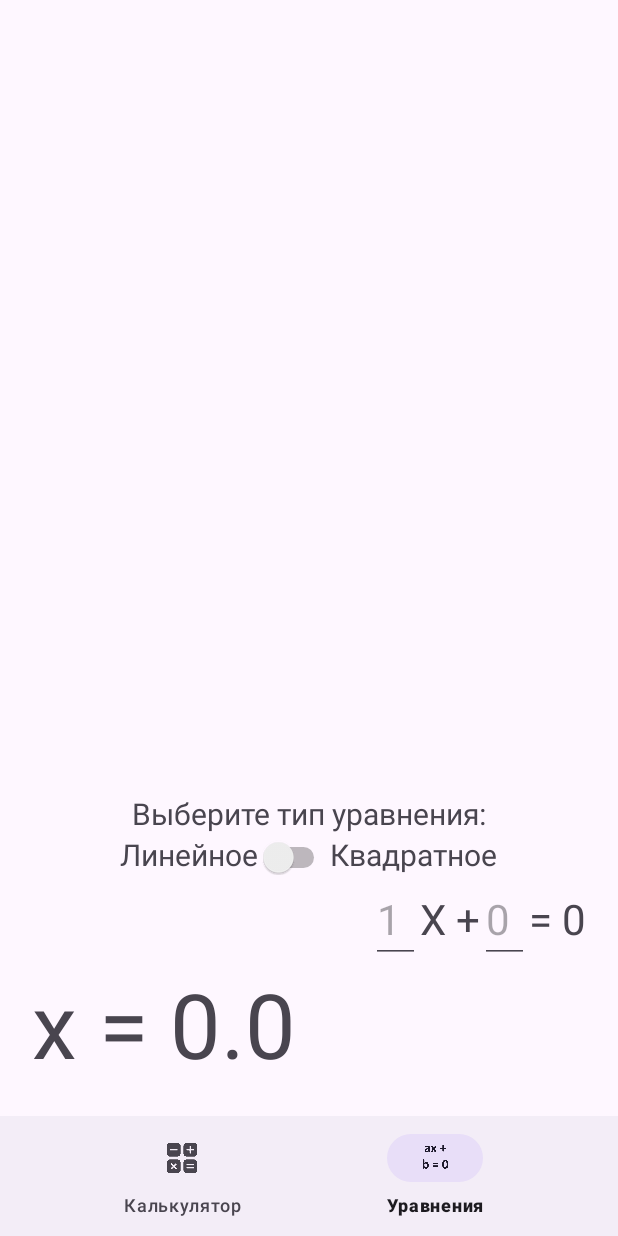
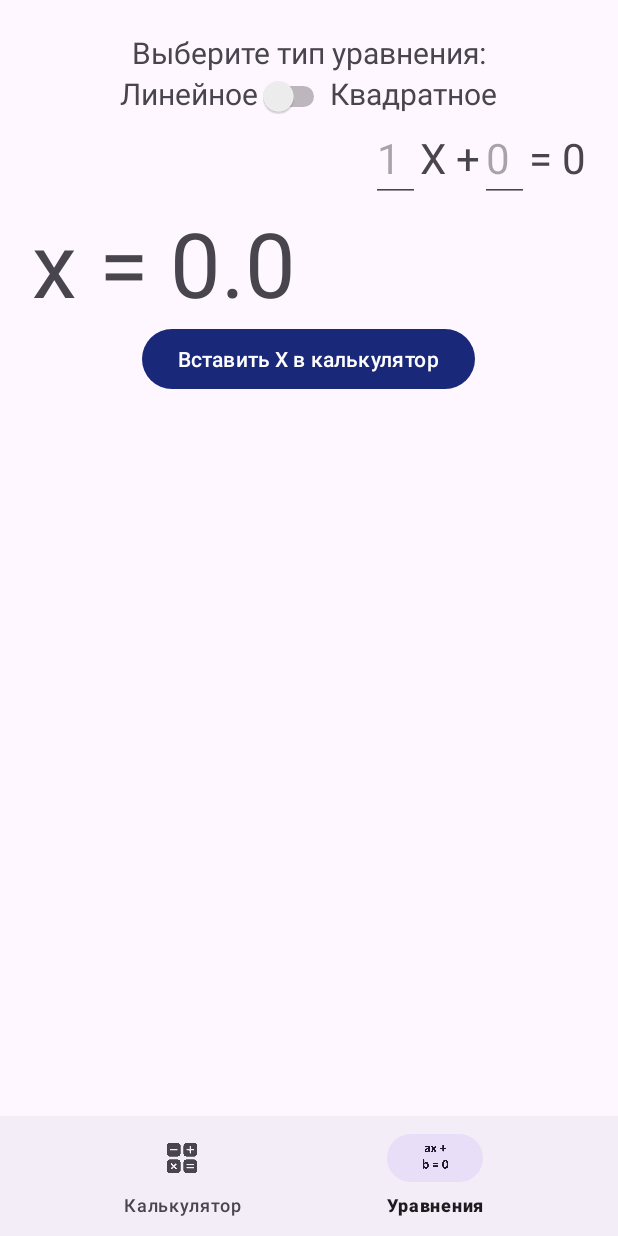
Before and after one commit to MAV-Studio-224/EngineeringCalculator, an Android app: the EquationsFragment screen opened through its navigation route, on a phone screen of 412 x 824 dp. Run offline under Robolectric (Android 15) with nearby library versions, the phone set to English and light mode, and no system bars; our stand-ins replace data binding, navigation-ui.

Commit message:
Engineering Calculator 2.1 Изменения: -Добавилась возможность вставить корень уравнения в калькулятор с помощью Safe Args -Мелкие исправления в работе калькулятора

```diff
--- a/app/src/main/java/com/hfad/engineeringcalculator/CalculatorFragment.kt
+++ b/app/src/main/java/com/hfad/engineeringcalculator/CalculatorFragment.kt
@@ -23,6 +23,10 @@ class CalculatorFragment : Fragment() {
 
         viewModel = ViewModelProvider(this)[CalculatorViewModel::class.java]
 
+        try {
+            viewModel.addAll(CalculatorFragmentArgs.fromBundle(requireArguments()).number.toString())
+        } catch (_: Exception) {}
+
         binding.viewModel = viewModel
         binding.lifecycleOwner = viewLifecycleOwner
 
--- a/app/src/main/java/com/hfad/engineeringcalculator/EquationsFragment.kt
+++ b/app/src/main/java/com/hfad/engineeringcalculator/EquationsFragment.kt
@@ -65,6 +65,44 @@ class EquationsFragment : Fragment() {
         viewModel.x.observe(viewLifecycleOwner) { newValue ->
             binding.xEquals.text = newValue.toString()
         }
+        viewModel.roots.observe(viewLifecycleOwner) { newValue ->
+            when (newValue) {
+                2 -> {
+                    binding.paste0.visibility = View.GONE
+                    binding.paste1.visibility = View.VISIBLE
+                    binding.paste2.visibility = View.VISIBLE
+                }
+                1 -> {
+                    binding.paste0.visibility = View.VISIBLE
+                    binding.paste1.visibility = View.GONE
+                    binding.paste2.visibility = View.GONE
+                }
+                else -> {
+                    binding.paste0.visibility = View.GONE
+                    binding.paste1.visibility = View.GONE
+                    binding.paste2.visibility = View.GONE
+                }
+            }
+        }
+
+        binding.paste0.setOnClickListener {
+            val action = EquationsFragmentDirections.actionEquationsFragmentToCalculatorFragment(
+                viewModel.x0.toFloat()
+            )
+            view.findNavController().navigate(action)
+        }
+        binding.paste1.setOnClickListener {
+            val action = EquationsFragmentDirections.actionEquationsFragmentToCalculatorFragment(
+                viewModel.x1.toFloat()
+            )
+            view.findNavController().navigate(action)
+        }
+        binding.paste2.setOnClickListener {
+            val action = EquationsFragmentDirections.actionEquationsFragmentToCalculatorFragment(
+                viewModel.x2.toFloat()
+            )
+            view.findNavController().navigate(action)
+        }
 
         return view
     }
--- a/app/src/main/java/com/hfad/engineeringcalculator/EquationsFragmentViewModel.kt
+++ b/app/src/main/java/com/hfad/engineeringcalculator/EquationsFragmentViewModel.kt
@@ -17,30 +17,42 @@ class EquationsFragmentViewModel: ViewModel() {
     var _c = MutableLiveData("")
     val c: LiveData<Double>
         get() = _c.map { try { it?.toDouble() ?: 0.0 } catch (e: Exception) { 0.0 } }
-    var _x = MutableLiveData("")
+    private var _x = MutableLiveData("")
     var type = ""
+    private var _roots = MutableLiveData(0)
+    val roots: LiveData<Int>
+        get() = _roots
+
+    var x0 = 0.0
+    var x1 = 0.0
+    var x2 = 0.0
 
     fun getX() {
         when (type) {
             "square" -> {
                 val d = (b.value?.pow(2) ?: 0.0) - 4 * (a.value ?: 0.0) * (c.value ?: 0.0)
-                _x.value = if (d > 0.0) {
-                    "x₁ = ${(((-1 * (b.value ?: 0.0) + sqrt(d)) / (2 * (a.value ?: 1.0))) * 1000).toInt() / 1000.0} \n" +
-                            "x₂ = ${(((-1 * (b.value ?: 0.0) - sqrt(d)) / (2 * (a.value ?: 1.0))) * 1000).toInt() / 1000.0}"
+                if (d > 0.0) {
+                    x1 = (((-1 * (b.value ?: 0.0) + sqrt(d)) / (2 * (a.value ?: 1.0))) * 1000).toInt() / 1000.0
+                    x2 = (((-1 * (b.value ?: 0.0) - sqrt(d)) / (2 * (a.value ?: 1.0))) * 1000).toInt() / 1000.0
+                    _x.value = "x₁ = $x1 \nx₂ = $x2"
                 } else if (d < 0.0) {
-                    "∅"
+                    _x.value = "∅"
                 } else {
-                    "x = ${(-1000 * (b.value?.pow(2) ?: 0.0) / (2 * (a.value ?: 1.0))).toInt() / 1000.0}"
+                    x0 = (-1000 * (b.value?.pow(2) ?: 0.0) / (2 * (a.value ?: 1.0))).toInt() / 1000.0
+                    _x.value = "x = $x0"
                 }
+                _roots.value = if (d > 0.0) {2} else if (d == 0.0) {1} else {0}
             }
             "linear" -> {
-                _x.value = if (b.value == 0.0 && c.value == 0.0) {
-                    "x∈(-∞;+∞)"
+                if (b.value == 0.0 && c.value == 0.0) {
+                    _x.value = "x∈(-∞;+∞)"
                 } else if (b.value == 0.0 && c.value != 0.0) {
-                    "∅"
+                    _x.value = "∅"
                 } else {
-                    "x = ${(((-1 * (c.value ?: 0.0) / (b.value ?: 1.0)) * 1000).toInt() / 1000.0)}"
+                    x0 = (((-1 * (c.value ?: 0.0) / (b.value ?: 1.0)) * 1000).toInt() / 1000.0)
+                    _x.value = "x = $x0"
                 }
+                _roots.value = if (b.value != 0.0) {1} else {0}
             }
             else -> _x.value = "ERROR"
         }
--- a/app/src/main/res/layout/fragment_equations.xml
+++ b/app/src/main/res/layout/fragment_equations.xml
@@ -122,5 +122,44 @@
             android:text="@string/x_is"
             android:textSize="60sp" />
 
+        <FrameLayout
+            android:layout_width="match_parent"
+            android:layout_height="match_parent"
+            android:layout_gravity="center_horizontal">
+
+            <Button
+                android:id="@+id/paste0"
+                android:layout_width="wrap_content"
+                android:layout_height="wrap_content"
+                android:layout_gravity="center_horizontal"
+                android:text="@string/paste0"
+                android:textColor="@color/white" />
+
+            <LinearLayout
+                android:layout_width="match_parent"
+                android:layout_height="match_parent"
+                android:gravity="center_horizontal"
+                android:orientation="horizontal">
+
+                <Button
+                    android:id="@+id/paste1"
+                    android:layout_width="wrap_content"
+                    android:layout_height="wrap_content"
+                    android:layout_weight="1"
+                    android:padding="8dp"
+                    android:text="@string/paste1"
+                    android:textColor="@color/white" />
+
+                <Button
+                    android:id="@+id/paste2"
+                    android:layout_width="wrap_content"
+                    android:layout_height="wrap_content"
+                    android:layout_weight="1"
+                    android:padding="8dp"
+                    android:text="@string/paste2"
+                    android:textColor="@color/white" />
+            </LinearLayout>
+        </FrameLayout>
+
     </LinearLayout>
 </layout>
--- a/app/src/main/res/navigation/nav_graph.xml
+++ b/app/src/main/res/navigation/nav_graph.xml
@@ -8,20 +8,18 @@
     <fragment
         android:id="@+id/calculatorFragment"
         android:name="com.hfad.engineeringcalculator.CalculatorFragment"
-        android:label="CalculatorFragment" />
+        android:label="CalculatorFragment" >
+        <argument
+            android:name="number"
+            app:argType="float" />
+    </fragment>
     <fragment
         android:id="@+id/equationsFragment"
         android:name="com.hfad.engineeringcalculator.EquationsFragment"
         android:label="fragment_equations"
-        tools:layout="@layout/fragment_equations" />
-    <fragment
-        android:id="@+id/linearFragment"
-        android:name="com.hfad.engineeringcalculator.LinearFragment"
-        android:label="fragment_linear"
-        tools:layout="@layout/fragment_linear" />
-    <fragment
-        android:id="@+id/squareFragment"
-        android:name="com.hfad.engineeringcalculator.SquareFragment"
-        android:label="fragment_square"
-        tools:layout="@layout/fragment_square" />
+        tools:layout="@layout/fragment_equations" >
+        <action
+            android:id="@+id/action_equationsFragment_to_calculatorFragment"
+            app:destination="@id/calculatorFragment" />
+    </fragment>
 </navigation>
--- a/app/src/main/res/values/strings.xml
+++ b/app/src/main/res/values/strings.xml
@@ -21,8 +21,6 @@
     <string name="buttonc">DELETE</string>
     <string name="buttonsqrt">√</string>
     <string name="buttondevide"> / </string>
-    <!-- TODO: Remove or change this placeholder text -->
-    <string name="hello_blank_fragment">Hello blank fragment</string>
     <string name="solve">Решить</string>
     <string name="x_is">x =</string>
     <string name="linear">Линейное</string>
@@ -36,5 +34,7 @@
     <string name="b">1</string>
     <string name="xSquarePlus">X² +</string>
     <string name="c">0</string>
-    <!-- TODO: Remove or change this placeholder text -->
+    <string name="paste0">Вставить X в калькулятор</string>
+    <string name="paste1">Вставить X₁ в калькулятор</string>
+    <string name="paste2">Вставить X₂ в калькулятор</string>
 </resources>
```
Also changed, not shown: app/src/main/java/com/hfad/engineeringcalculator/CalculatorViewModel.kt (+4 -3 lines).
